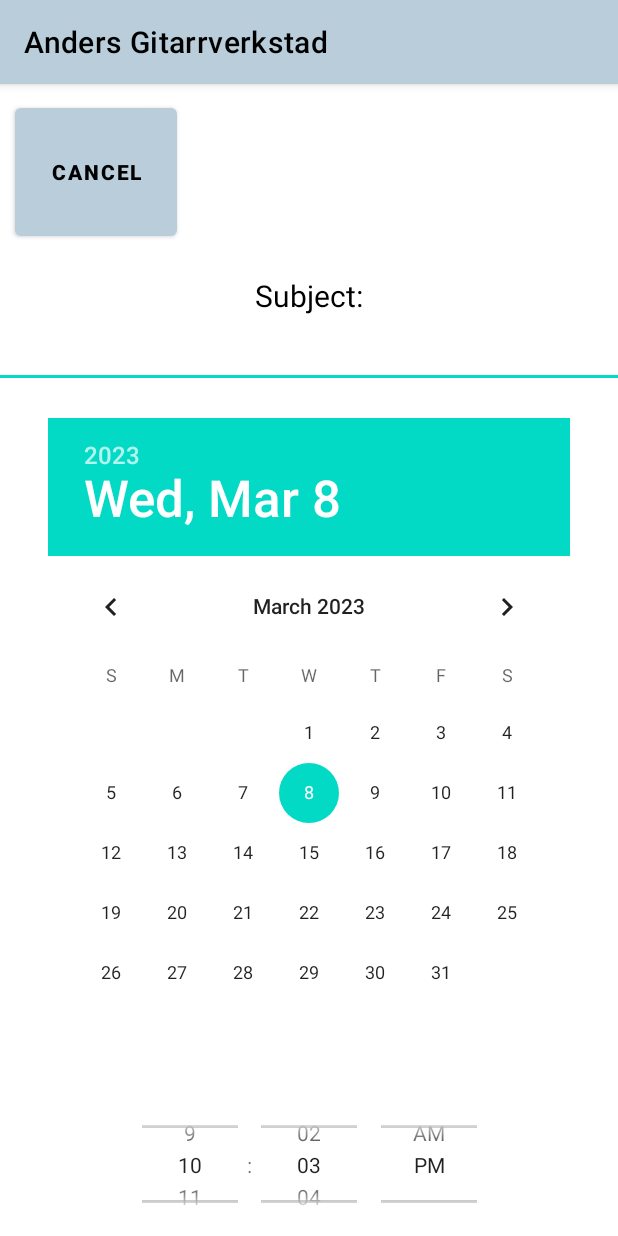
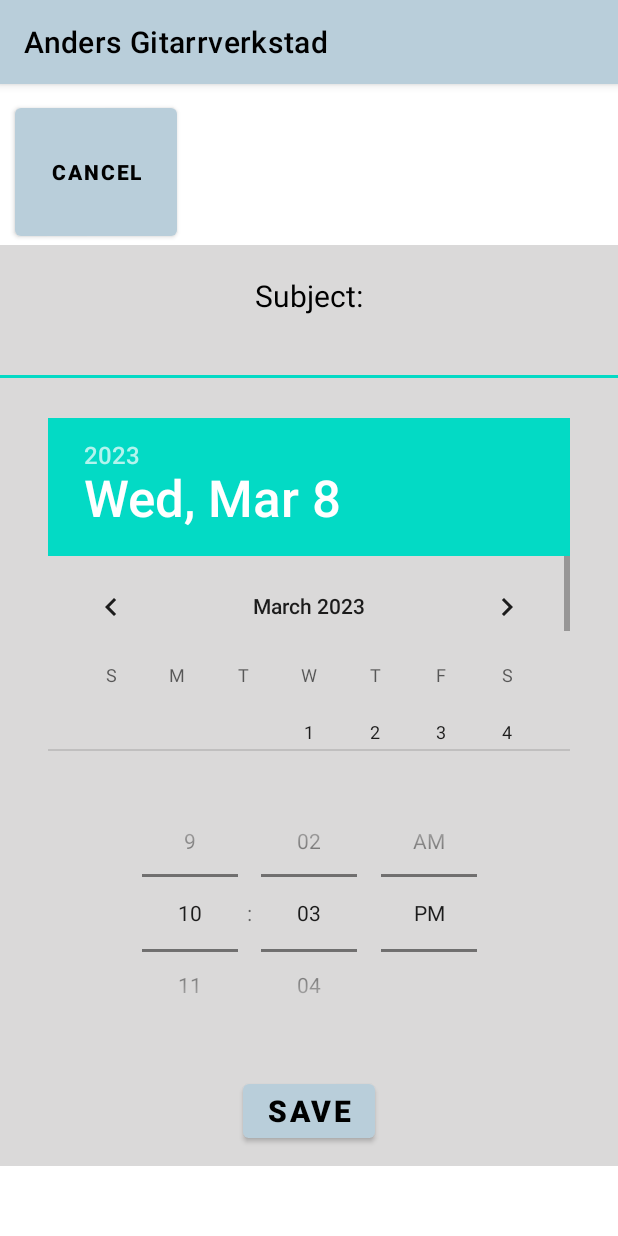
Before and after one commit to NorenAnton/Applikation, an Android app: the Calendar screen opened directly, with no data from a screen before it, after a tap on "NEW EVENT", on a phone screen of 412 x 824 dp. Run offline under Robolectric (Android 15) with nearby library versions, the phone set to English and light mode, and no system bars.

Commit message:
Fixed some colors for newevent

```diff
--- a/app/src/main/java/com/miun/applikation/calendar/Calendar.java
+++ b/app/src/main/java/com/miun/applikation/calendar/Calendar.java
@@ -5,6 +5,7 @@ import androidx.appcompat.app.AppCompatActivity;
 import androidx.recyclerview.widget.LinearLayoutManager;
 import androidx.recyclerview.widget.RecyclerView;
 
+import android.content.Context;
 import android.content.Intent;
 import android.os.Bundle;
 import android.view.View;
@@ -23,12 +24,15 @@ import java.text.ParseException;
 import java.text.SimpleDateFormat;
 import java.util.ArrayList;
 import java.util.Date;
+import java.util.List;
 import java.util.Locale;
 
 public class Calendar extends AppCompatActivity implements View.OnClickListener{
     CalendarView calendar;
     TextView today;
     Button btn_goBack, btn_newEvent;
+    Context context;
+    List<HourEvent> hourEvents;
 
     @Override
     protected void onCreate(Bundle savedInstanceState) {
@@ -75,7 +79,7 @@ public class Calendar extends AppCompatActivity implements View.OnClickListener{
         RecyclerView dayView = findViewById(R.id.hourRecyclerView);
         LinearLayoutManager hourManager = new LinearLayoutManager(Calendar.this);
         dayView.setLayoutManager(hourManager);
-        RecyclerView.Adapter<HourAdapter.HourViewHolder> hAdapter = new HourAdapter();
+        RecyclerView.Adapter<HourAdapter.HourViewHolder> hAdapter = new HourAdapter(context, hourEvents);
         dayView.setAdapter(hAdapter);
     }
 
--- a/app/src/main/res/layout/new_event.xml
+++ b/app/src/main/res/layout/new_event.xml
@@ -26,8 +26,9 @@
 
     <LinearLayout
         android:layout_width="635dp"
-        android:layout_height="wrap_content"
+        android:layout_height="614dp"
         android:layout_gravity="center"
+        android:background="#DAD9D9"
         android:orientation="vertical">
 
         <TextView
@@ -46,14 +47,14 @@
             android:layout_height="wrap_content"
             android:layout_gravity="center"
             android:ems="20"
+            android:imeOptions="actionDone"
             android:inputType="text"
-            android:textSize="20sp"
-            android:imeOptions="actionDone"/>
+            android:textSize="20sp" />
 
         <DatePicker
             android:id="@+id/eventDatePicker"
             android:layout_width="wrap_content"
-            android:layout_height="wrap_content"
+            android:layout_height="222dp"
             android:layout_gravity="center"
             android:layout_marginTop="20dp"
             android:datePickerMode="calendar"
@@ -65,7 +66,7 @@
         <TimePicker
             android:id="@+id/eventTimePicker"
             android:layout_width="wrap_content"
-            android:layout_height="wrap_content"
+            android:layout_height="176dp"
             android:layout_gravity="center"
             android:layout_marginTop="20dp"
             android:text="Time"
```
